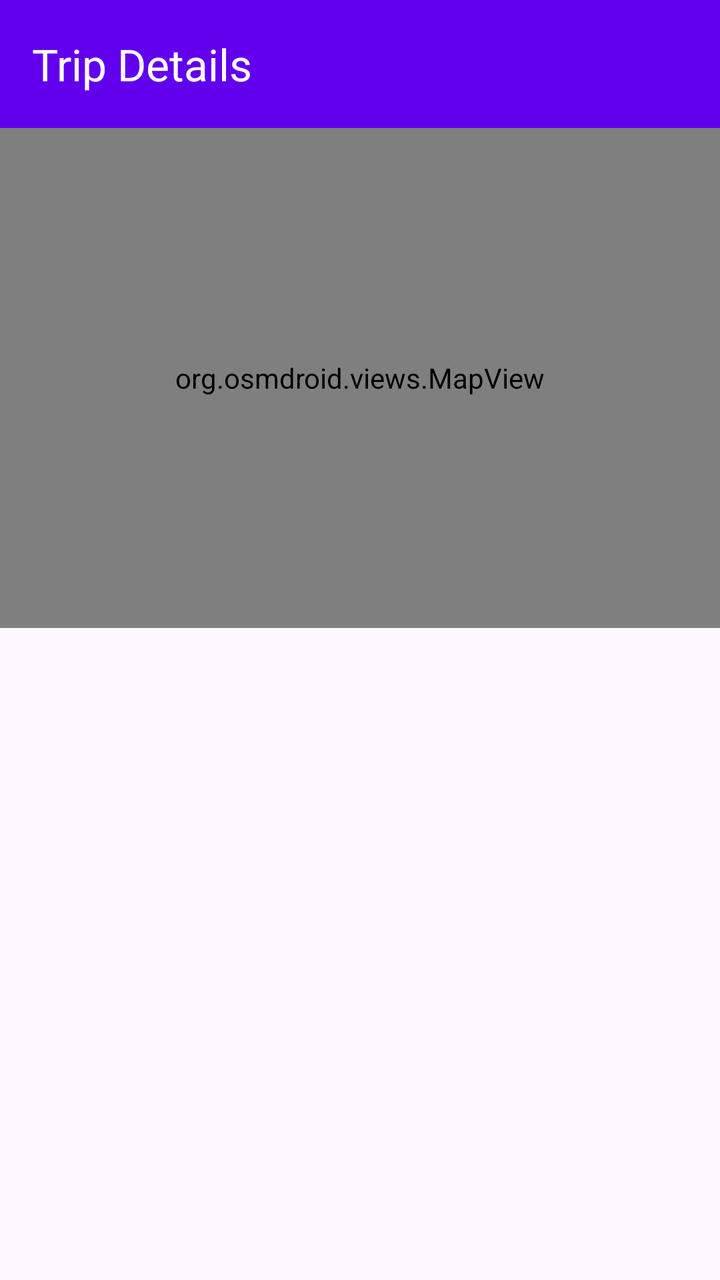
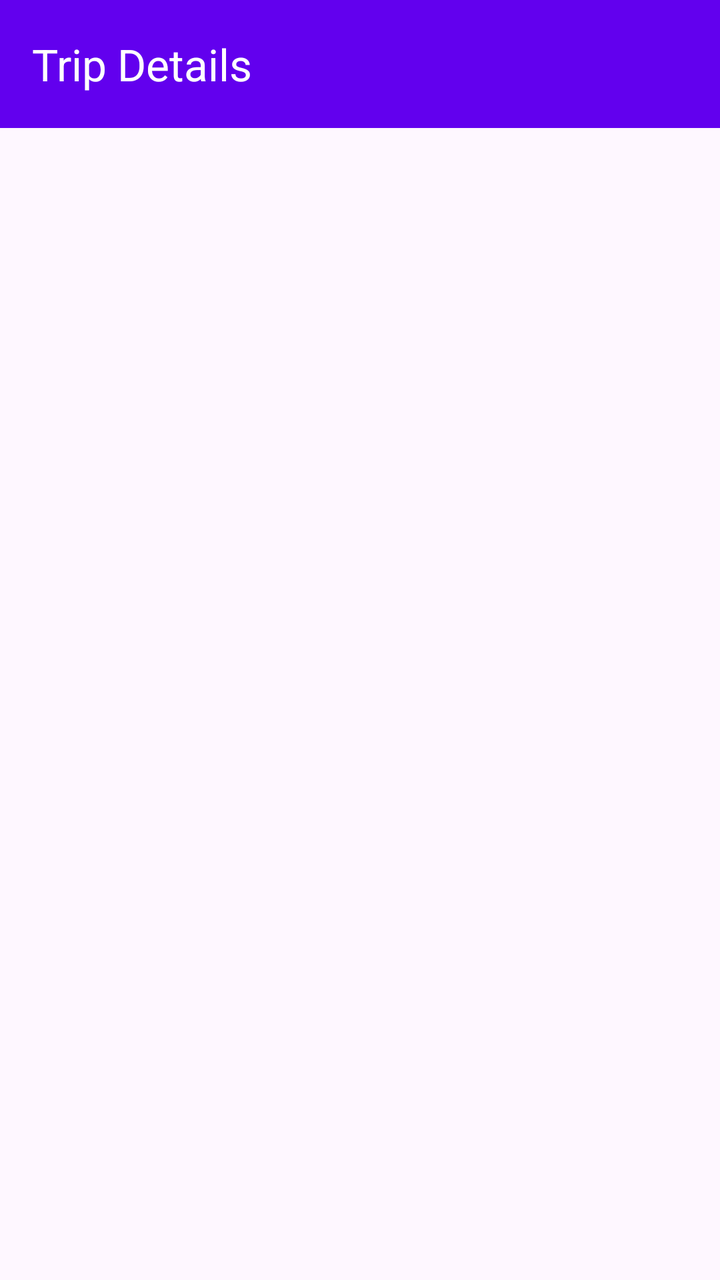

Two renders of the same Android screen: before a commit and after it. Below are the layout's source before the change and the commit's diff.
<!-- AndroidManifest.xml: application theme Theme.RoadLog -->
<!-- res/layout/activity_trip_detail.xml -->
<?xml version="1.0" encoding="utf-8"?>
<LinearLayout xmlns:android="http://schemas.android.com/apk/res/android"
    xmlns:app="http://schemas.android.com/apk/res-auto"
    android:layout_width="match_parent"
    android:layout_height="match_parent"
    android:orientation="vertical">

    <androidx.appcompat.widget.Toolbar
        android:id="@+id/toolbar"
        android:layout_width="match_parent"
        android:layout_height="?attr/actionBarSize"
        android:background="?attr/colorPrimary"
        android:theme="@style/ThemeOverlay.AppCompat.Dark.ActionBar"
        app:title="Trip Details"
        app:titleTextColor="@android:color/white" />

    <FrameLayout
        android:layout_width="match_parent"
        android:layout_height="250dp">

        <org.osmdroid.views.MapView
            android:id="@+id/detailMapView"
            android:layout_width="match_parent"
            android:layout_height="match_parent" />
    </FrameLayout>

    <FrameLayout
        android:layout_width="match_parent"
        android:layout_height="0dp"
        android:layout_weight="1">

        <ScrollView
            android:id="@+id/contentScrollView"
            android:layout_width="match_parent"
            android:layout_height="match_parent"
            android:fillViewport="true"
            android:visibility="gone">

            <LinearLayout
                android:layout_width="match_parent"
                android:layout_height="wrap_content"
                android:orientation="vertical"
                android:padding="16dp">

            <androidx.cardview.widget.CardView
                android:layout_width="match_parent"
                android:layout_height="wrap_content"
                android:layout_marginBottom="12dp"
                app:cardCornerRadius="8dp"
                app:cardElevation="4dp">

                <LinearLayout
                    android:layout_width="match_parent"
                    android:layout_height="wrap_content"
                    android:orientation="vertical"
                    android:padding="16dp">

                    <TextView
                        android:id="@+id/detailDateText"
                        android:layout_width="match_parent"
                        android:layout_height="wrap_content"
                        android:textSize="18sp"
                        android:textStyle="bold" />

                    <TextView
                        android:id="@+id/detailDurationText"
                        android:layout_width="match_parent"
                        android:layout_height="wrap_content"
                        android:layout_marginTop="8dp"
                        android:textSize="15sp" />

                    <TextView
                        android:id="@+id/detailDistanceText"
                        android:layout_width="match_parent"
                        android:layout_height="wrap_content"
                        android:layout_marginTop="4dp"
                        android:textSize="15sp" />

                    <TextView
                        android:id="@+id/detailSpeedText"
                        android:layout_width="match_parent"
                        android:layout_height="wrap_content"
                        android:layout_marginTop="4dp"
                        android:textSize="15sp" />

                    <TextView
                        android:id="@+id/detailEventsText"
                        android:layout_width="match_parent"
                        android:layout_height="wrap_content"
                        android:layout_marginTop="4dp"
                        android:textSize="15sp" />
                </LinearLayout>
            </androidx.cardview.widget.CardView>

            <androidx.cardview.widget.CardView
                android:layout_width="match_parent"
                android:layout_height="wrap_content"
                android:layout_marginBottom="12dp"
                app:cardCornerRadius="8dp"
                app:cardElevation="4dp">

                <LinearLayout
                    android:layout_width="match_parent"
                    android:layout_height="wrap_content"
                    android:orientation="vertical"
                    android:padding="16dp">

                    <TextView
                        android:layout_width="match_parent"
                        android:layout_height="wrap_content"
                        android:text="Cause Breakdown"
                        android:textSize="16sp"
                        android:textStyle="bold" />

                    <LinearLayout
                        android:id="@+id/breakdownContainer"
                        android:layout_width="match_parent"
                        android:layout_height="wrap_content"
                        android:layout_marginTop="12dp"
                        android:orientation="vertical" />
                </LinearLayout>
            </androidx.cardview.widget.CardView>

            <androidx.cardview.widget.CardView
                android:layout_width="match_parent"
                android:layout_height="wrap_content"
                android:layout_marginBottom="12dp"
                app:cardCornerRadius="8dp"
                app:cardElevation="4dp">

                <LinearLayout
                    android:layout_width="match_parent"
                    android:layout_height="wrap_content"
                    android:orientation="vertical"
                    android:padding="16dp">

                    <TextView
                        android:layout_width="match_parent"
                        android:layout_height="wrap_content"
                        android:layout_marginBottom="8dp"
                        android:text="Speed Profile"
                        android:textSize="16sp"
                        android:textStyle="bold" />

                    <com.github.mikephil.charting.charts.LineChart
                        android:id="@+id/speedChart"
                        android:layout_width="match_parent"
                        android:layout_height="200dp" />
                </LinearLayout>
            </androidx.cardview.widget.CardView>

            <androidx.cardview.widget.CardView
                android:layout_width="match_parent"
                android:layout_height="wrap_content"
                android:layout_marginBottom="12dp"
                app:cardCornerRadius="8dp"
                app:cardElevation="4dp">

                <LinearLayout
                    android:layout_width="match_parent"
                    android:layout_height="wrap_content"
                    android:orientation="vertical"
                    android:padding="16dp">

                    <TextView
                        android:layout_width="match_parent"
                        android:layout_height="wrap_content"
                        android:layout_marginBottom="8dp"
                        android:text="Vertical Acceleration / Roughness"
                        android:textSize="16sp"
                        android:textStyle="bold" />

                    <com.github.mikephil.charting.charts.LineChart
                        android:id="@+id/roughnessChart"
                        android:layout_width="match_parent"
                        android:layout_height="200dp" />
                </LinearLayout>
            </androidx.cardview.widget.CardView>

            <androidx.cardview.widget.CardView
                android:layout_width="match_parent"
                android:layout_height="wrap_content"
                android:layout_marginBottom="12dp"
                app:cardCornerRadius="8dp"
                app:cardElevation="4dp">

                <LinearLayout
                    android:layout_width="match_parent"
                    android:layout_height="wrap_content"
                    android:orientation="vertical"
                    android:padding="16dp">

                    <TextView
                        android:layout_width="match_parent"
                        android:layout_height="wrap_content"
                        android:layout_marginBottom="8dp"
                        android:text="Lateral Acceleration"
                        android:textSize="16sp"
                        android:textStyle="bold" />

                    <com.github.mikephil.charting.charts.LineChart
                        android:id="@+id/lateralChart"
                        android:layout_width="match_parent"
                        android:layout_height="200dp" />
                </LinearLayout>
            </androidx.cardview.widget.CardView>

            <androidx.cardview.widget.CardView
                android:layout_width="match_parent"
                android:layout_height="wrap_content"
                android:layout_marginBottom="12dp"
                app:cardCornerRadius="8dp"
                app:cardElevation="4dp">

                <LinearLayout
                    android:layout_width="match_parent"
                    android:layout_height="wrap_content"
                    android:orientation="vertical"
                    android:padding="16dp">

                    <TextView
                        android:layout_width="match_parent"
                        android:layout_height="wrap_content"
                        android:layout_marginBottom="8dp"
                        android:text="Longitudinal Acceleration"
                        android:textSize="16sp"
                        android:textStyle="bold" />

                    <com.github.mikephil.charting.charts.LineChart
                        android:id="@+id/longitudinalChart"
                        android:layout_width="match_parent"
                        android:layout_height="200dp" />
                </LinearLayout>
            </androidx.cardview.widget.CardView>

            <androidx.cardview.widget.CardView
                android:layout_width="match_parent"
                android:layout_height="wrap_content"
                android:layout_marginBottom="12dp"
                app:cardCornerRadius="8dp"
                app:cardElevation="4dp">

                <LinearLayout
                    android:layout_width="match_parent"
                    android:layout_height="wrap_content"
                    android:orientation="vertical"
                    android:padding="16dp">

                    <TextView
                        android:layout_width="match_parent"
                        android:layout_height="wrap_content"
                        android:layout_marginBottom="8dp"
                        android:text="Yaw Rate / Turns"
                        android:textSize="16sp"
                        android:textStyle="bold" />

                    <com.github.mikephil.charting.charts.LineChart
                        android:id="@+id/yawChart"
                        android:layout_width="match_parent"
                        android:layout_height="200dp" />
                </LinearLayout>
            </androidx.cardview.widget.CardView>

            <androidx.cardview.widget.CardView
                android:layout_width="match_parent"
                android:layout_height="wrap_content"
                android:layout_marginBottom="12dp"
                app:cardCornerRadius="8dp"
                app:cardElevation="4dp">

                <LinearLayout
                    android:layout_width="match_parent"
                    android:layout_height="wrap_content"
                    android:orientation="vertical"
                    android:padding="16dp">

                    <TextView
                        android:layout_width="match_parent"
                        android:layout_height="wrap_content"
                        android:layout_marginBottom="8dp"
                        android:text="Event Timeline"
                        android:textSize="16sp"
                        android:textStyle="bold" />

                    <LinearLayout
                        android:id="@+id/timelineContainer"
                        android:layout_width="match_parent"
                        android:layout_height="wrap_content"
                        android:orientation="vertical" />
                </LinearLayout>
            </androidx.cardview.widget.CardView>

            <Button
                android:id="@+id/deleteTripButton"
                android:layout_width="match_parent"
                android:layout_height="56dp"
                android:backgroundTint="@color/red"
                android:text="Delete Trip"
                android:textColor="@android:color/white"
                android:textSize="16sp" />
        </LinearLayout>
    </ScrollView>

    <ProgressBar
        android:id="@+id/loadingProgressBar"
        android:layout_width="wrap_content"
        android:layout_height="wrap_content"
        android:layout_gravity="center"
        android:indeterminate="true"
        android:visibility="visible" />
</FrameLayout>
</LinearLayout>
<!-- resources referenced by this layout -->
<resources>
  <color name="red">#FFF44336</color>
  <style name="Theme.RoadLog" parent="Theme.Material3.DayNight.NoActionBar">
          <item name="colorPrimary">@color/purple_500</item>
          <item name="colorPrimaryVariant">@color/purple_700</item>
          <item name="colorOnPrimary">@color/white</item>
          <item name="colorSecondary">@color/teal_200</item>
          <item name="colorSecondaryVariant">@color/teal_700</item>
          <item name="android:statusBarColor">@color/purple_700</item>
      </style>
  <color name="purple_500">#FF6200EE</color>
  <color name="purple_700">#FF3700B3</color>
  <color name="white">#FFFFFFFF</color>
  <color name="teal_200">#FF03DAC5</color>
  <color name="teal_700">#FF018786</color>
</resources>

<!-- the commit's change to res/layout/activity_trip_detail.xml (unified diff, before → after) -->
@@ -16,16 +16,6 @@
 
     <FrameLayout
         android:layout_width="match_parent"
-        android:layout_height="250dp">
-
-        <org.osmdroid.views.MapView
-            android:id="@+id/detailMapView"
-            android:layout_width="match_parent"
-            android:layout_height="match_parent" />
-    </FrameLayout>
-
-    <FrameLayout
-        android:layout_width="match_parent"
         android:layout_height="0dp"
         android:layout_weight="1">
 
@@ -118,6 +108,34 @@
                         android:layout_height="wrap_content"
                         android:layout_marginTop="12dp"
                         android:orientation="vertical" />
+                </LinearLayout>
+            </androidx.cardview.widget.CardView>
+
+            <androidx.cardview.widget.CardView
+                android:layout_width="match_parent"
+                android:layout_height="wrap_content"
+                android:layout_marginBottom="12dp"
+                app:cardCornerRadius="8dp"
+                app:cardElevation="4dp">
+
+                <LinearLayout
+                    android:layout_width="match_parent"
+                    android:layout_height="wrap_content"
+                    android:orientation="vertical"
+                    android:padding="16dp">
+
+                    <TextView
+                        android:layout_width="match_parent"
+                        android:layout_height="wrap_content"
+                        android:layout_marginBottom="8dp"
+                        android:text="Route"
+                        android:textSize="16sp"
+                        android:textStyle="bold" />
+
+                    <org.osmdroid.views.MapView
+                        android:id="@+id/detailMapView"
+                        android:layout_width="match_parent"
+                        android:layout_height="250dp" />
                 </LinearLayout>
             </androidx.cardview.widget.CardView>
 
